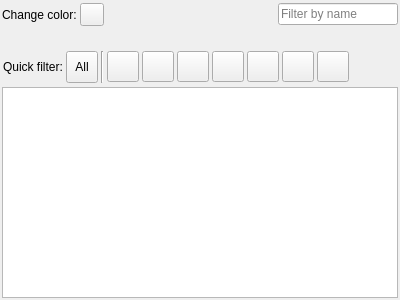
zkovari/plotlyst, file ui/icon_selector_widget.ui: the form before one commit.
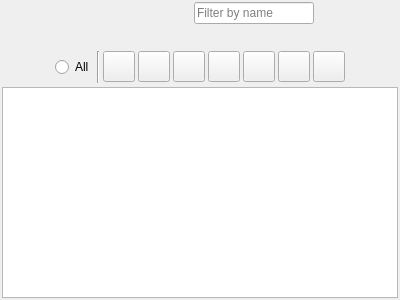
The form after the commit.

Commit message: Add tooltip and ColorPicker to icon selector widget

```diff
--- a/ui/icon_selector_widget.ui
+++ b/ui/icon_selector_widget.ui
@@ -30,34 +30,7 @@
     <number>2</number>
    </property>
    <item>
-    <layout class="QHBoxLayout" name="horizontalLayout">
-     <item>
-      <widget class="QLabel" name="label">
-       <property name="text">
-        <string>Change color:</string>
-       </property>
-      </widget>
-     </item>
-     <item>
-      <widget class="QToolButton" name="btnColor">
-       <property name="text">
-        <string/>
-       </property>
-      </widget>
-     </item>
-     <item>
-      <spacer name="horizontalSpacer">
-       <property name="orientation">
-        <enum>Qt::Horizontal</enum>
-       </property>
-       <property name="sizeHint" stdset="0">
-        <size>
-         <width>40</width>
-         <height>20</height>
-        </size>
-       </property>
-      </spacer>
-     </item>
+    <layout class="QHBoxLayout" name="hLayoutTop">
      <item>
       <widget class="QToolButton" name="btnFilterIcon">
        <property name="styleSheet">
@@ -74,7 +47,7 @@
        </property>
       </widget>
      </item>
-     <item>
+     <item alignment="Qt::AlignTop">
       <widget class="QLineEdit" name="lineFilter">
        <property name="maximumSize">
         <size>
@@ -124,14 +97,20 @@
        <number>1</number>
       </property>
       <item>
-       <widget class="QLabel" name="label_2">
-        <property name="text">
-         <string>Quick filter:</string>
+       <spacer name="horizontalSpacer_4">
+        <property name="orientation">
+         <enum>Qt::Horizontal</enum>
         </property>
-       </widget>
+        <property name="sizeHint" stdset="0">
+         <size>
+          <width>40</width>
+          <height>20</height>
+         </size>
+        </property>
+       </spacer>
       </item>
       <item>
-       <widget class="QToolButton" name="btnAll">
+       <widget class="QRadioButton" name="btnAll">
         <property name="minimumSize">
          <size>
           <width>32</width>
```
The commit also changes 2 other files.
